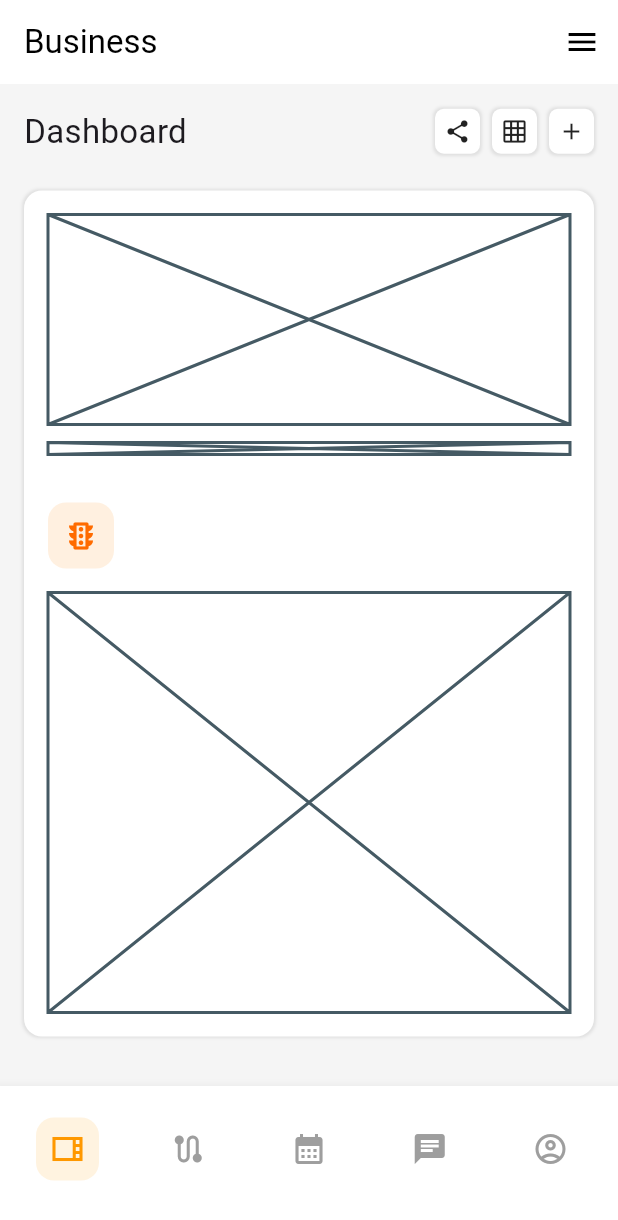
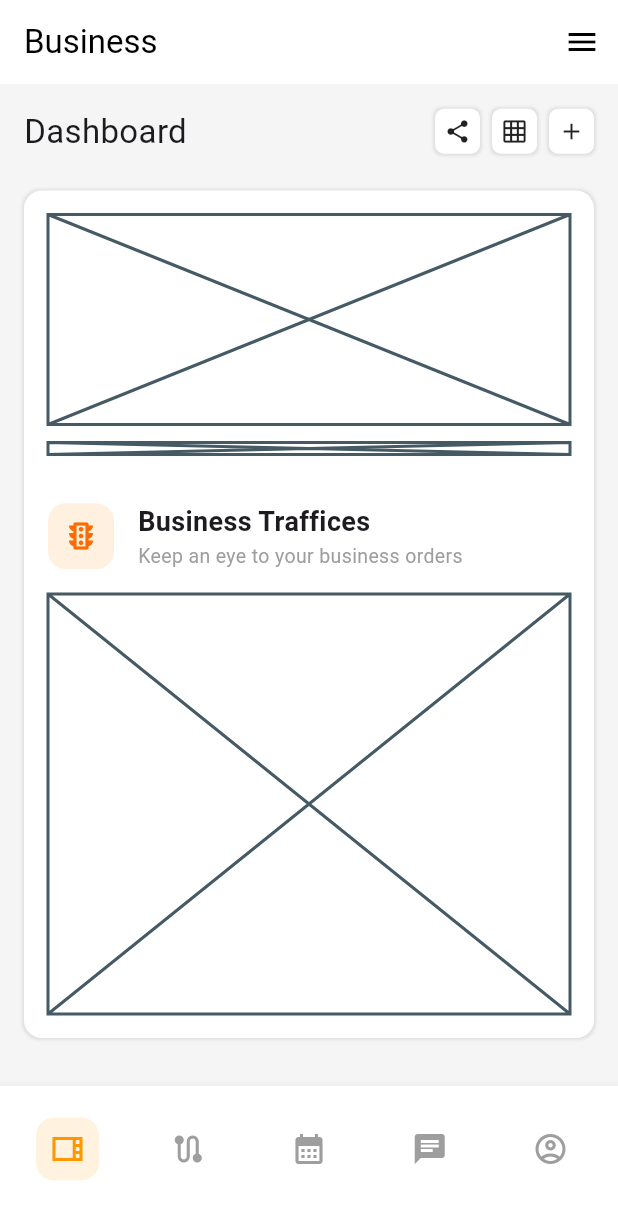
Before and after one commit to JAICHANGPARK/flutter_notebook_chapter_49, a Flutter app: the BusinessMainPage screen opened directly, on a phone screen of 412 x 824 dp. Shown: the top 1220 px of the screen. Run offline on Flutter 3.47's test engine with Material 3 defaults, Android fonts, the phone set to English and light mode, and no system bars; our stand-ins replace dots_indicator, gap, google_fonts.

Commit message:
Update business_traffic_card_widget.dart

```diff
--- a/lib/ep2467_business_control_center_app/ui/business_traffic_card_widget.dart
+++ b/lib/ep2467_business_control_center_app/ui/business_traffic_card_widget.dart
@@ -18,15 +18,22 @@ class BusinessTrafficCardWidget extends StatelessWidget {
                   color: Color(0xFFFFF0E0),
                   borderRadius: BorderRadius.circular(12),
                 ),
-                child: Icon(Icons.traffic_outlined,
-                color: Color(0xFFFF6B00),),
+                child: Icon(Icons.traffic_outlined, color: Color(0xFFFF6B00)),
               ),
               Column(
                 crossAxisAlignment: CrossAxisAlignment.start,
                 children: [
-
-              ],)
-
+                  Text(
+                    "Business Traffices",
+                    style: TextStyle(fontSize: 18, fontWeight: FontWeight.bold),
+                  ),
+                  Text(
+                    "Keep an eye to your business orders",
+                    style: TextStyle(fontSize: 13,
+                    color: Colors.grey[500]!),
+                  ),
+                ],
+              ),
             ],
           ),
         ],
```
